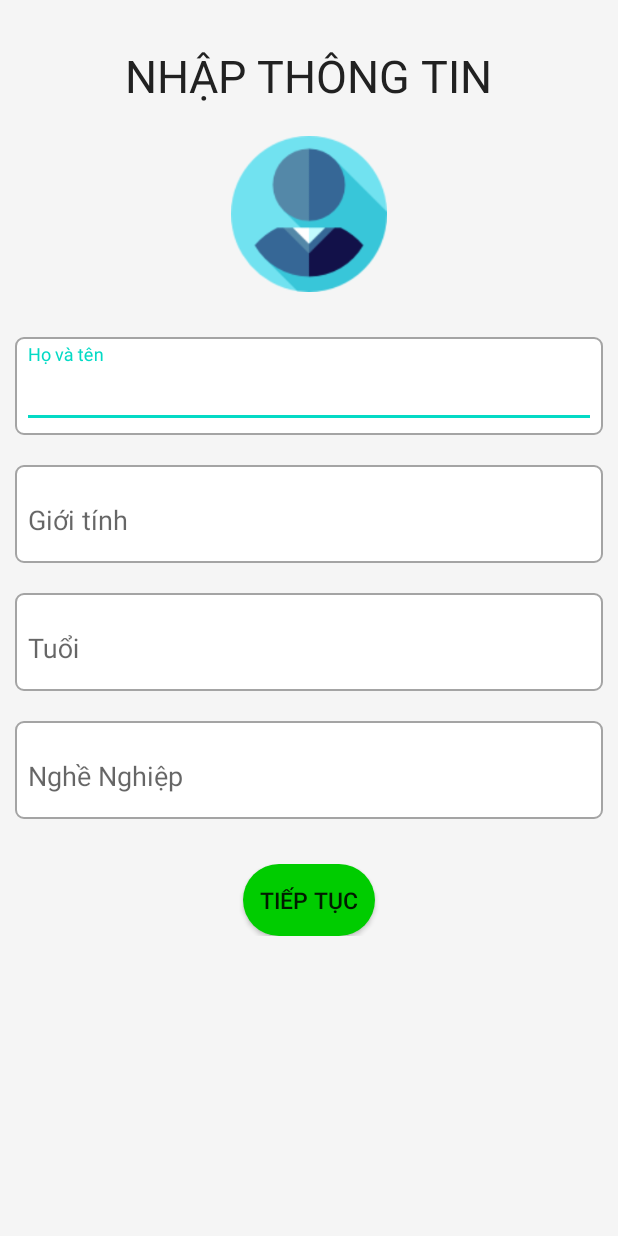
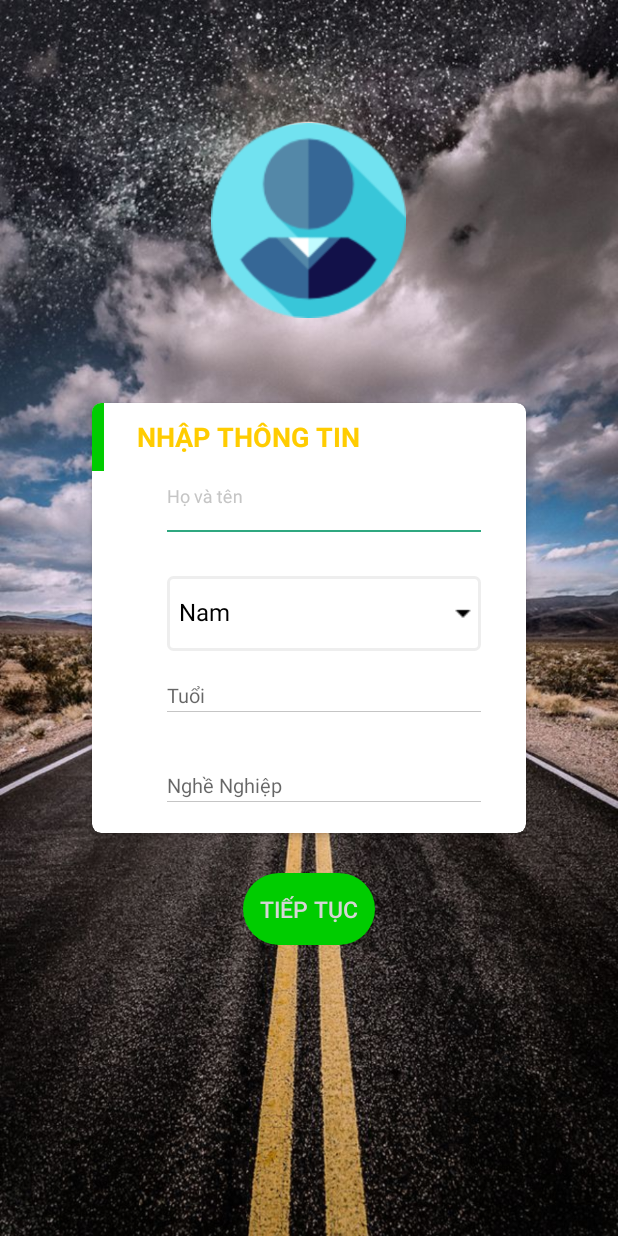
Before and after one commit to Chienpt35/HiiChat, an Android app: the EnterInforActivity screen opened directly, with no data from a screen before it, on a phone screen of 412 x 824 dp. Run offline under Robolectric (Android 15) with nearby library versions, the phone set to English and light mode, and no system bars; our stand-ins replace Firebase (no records; nobody signed in at launch, a user with empty details on screens opened directly); libraries missing offline, so code that uses them is left out: com.yarolegovich.lovelydialog; 1 statement that could not run was skipped.

Commit message:
edit enter info

```diff
--- a/HiiChat/app/src/main/java/com/example/hiichat/Fragment/UserProfileFragment.java
+++ b/HiiChat/app/src/main/java/com/example/hiichat/Fragment/UserProfileFragment.java
@@ -381,12 +381,7 @@ public class UserProfileFragment extends Fragment {
                             new LovelyInfoDialog(context) {
                                 @Override
                                 public LovelyInfoDialog setConfirmButtonText(String text) {
-                                    findView(com.yarolegovich.lovelydialog.R.id.ld_btn_confirm).setOnClickListener(new View.OnClickListener() {
-                                        @Override
-                                        public void onClick(View view) {
-                                            dismiss();
-                                        }
-                                    });
+                                    findView(com.yarolegovich.lovelydialog.R.id.ld_btn_confirm).setOnClickListener(view -> dismiss());
                                     return super.setConfirmButtonText(text);
                                 }
                             }
--- a/HiiChat/app/src/main/java/com/example/hiichat/UI/EnterInforActivity.java
+++ b/HiiChat/app/src/main/java/com/example/hiichat/UI/EnterInforActivity.java
@@ -13,9 +13,12 @@ import android.graphics.BitmapFactory;
 import android.os.Bundle;
 import android.util.Log;
 import android.view.View;
+import android.widget.AdapterView;
+import android.widget.ArrayAdapter;
 import android.widget.Button;
 import android.widget.EditText;
 import android.widget.ImageView;
+import android.widget.Spinner;
 import android.widget.Toast;
 
 import com.example.hiichat.Data.SharedPreferenceHelper;
@@ -39,10 +42,10 @@ import com.yarolegovich.lovelydialog.LovelyProgressDialog;
 
 import java.io.FileNotFoundException;
 import java.io.InputStream;
+import java.util.ArrayList;
 
 public class EnterInforActivity extends AppCompatActivity {
     private ImageView imgAvatar;
-    private EditText edtGioiTinh;
     private EditText edtTuoi;
     private EditText edt_name;
     private Button btnNext;
@@ -50,10 +53,11 @@ public class EnterInforActivity extends AppCompatActivity {
     private User myAccount;
     private LovelyProgressDialog waitingDialog;
     private DatabaseReference userDB;
-    private TextInputLayout tipGioiTinh;
     private TextInputLayout tipTuoi;
     private TextInputLayout tip_name;
-
+    private Spinner spinnerGioiTinh;
+    private String gioiTinh;
+    private ArrayList<String> stringArrayList;
 
 
     @Override
@@ -66,14 +70,15 @@ public class EnterInforActivity extends AppCompatActivity {
 
     private void initView() {
         imgAvatar = (ImageView) findViewById(R.id.img_avatar);
-        edtGioiTinh = (EditText) findViewById(R.id.edt_gioiTinh);
         edtTuoi = (EditText) findViewById(R.id.edt_tuoi);
         edt_name = (EditText) findViewById(R.id.edt_name);
         btnNext = (Button) findViewById(R.id.btnNext);
         waitingDialog = new LovelyProgressDialog(this);
-        tipGioiTinh = (TextInputLayout) findViewById(R.id.tipGioiTinh);
         tipTuoi = (TextInputLayout) findViewById(R.id.tipTuoi);
         tip_name = (TextInputLayout) findViewById(R.id.tip_name);
+        spinnerGioiTinh = (Spinner) findViewById(R.id.spinnerGioiTinh);
+        stringArrayList = new ArrayList<>();
+        setUpSpinner();
         myAccount = new User();
 
         btnNext.setOnClickListener(new View.OnClickListener() {
@@ -91,16 +96,29 @@ public class EnterInforActivity extends AppCompatActivity {
         });
     }
 
+    private void setUpSpinner() {
+        stringArrayList.add("Nam");
+        stringArrayList.add("Nữ");
+        stringArrayList.add("Khác");
+        ArrayAdapter arrayAdapter = new ArrayAdapter<>(this, R.layout.support_simple_spinner_dropdown_item, stringArrayList);
+        spinnerGioiTinh.setAdapter(arrayAdapter);
+        spinnerGioiTinh.setOnItemSelectedListener(new AdapterView.OnItemSelectedListener() {
+            @Override
+            public void onItemSelected(AdapterView<?> parent, View view, int position, long id) {
+                gioiTinh = stringArrayList.get(position);
+            }
+
+            @Override
+            public void onNothingSelected(AdapterView<?> parent) {
+
+            }
+        });
+    }
+
     private void saveUserFirebase() {
-        final String gioiTinh = edtGioiTinh.getText().toString().trim();
         final String tuoi = edtTuoi.getText().toString().trim();
         final String name = edt_name.getText().toString().trim();
 
-        if (gioiTinh.isEmpty()){
-            tipGioiTinh.setError("Không được để trống !!!");
-        }else {
-            tipGioiTinh.setError("");
-        }
         if (tuoi.isEmpty()){
             tipTuoi.setError("Không được để trống !!!");
         }else {
@@ -114,24 +132,19 @@ public class EnterInforActivity extends AppCompatActivity {
 
 
 
-        if (!gioiTinh.isEmpty() && !tuoi.isEmpty() && !name.isEmpty()){
+        if (!tuoi.isEmpty() && !name.isEmpty()){
             waitingDialog.setCancelable(false)
                     .setTitle("Loading....")
                     .setTopColorRes(R.color.colorView)
                     .show();
 
             userDB.child("name").setValue(name)
-                    .addOnCompleteListener(new OnCompleteListener<Void>() {
-                        @Override
-                        public void onComplete(@NonNull Task<Void> task) {
+                    .addOnCompleteListener(task -> {
                         if(task.isSuccessful()){
                             myAccount.name = name;
                         }
-                        }
                     })
-                    .addOnFailureListener(new OnFailureListener() {
-                        @Override
-                        public void onFailure(@NonNull Exception e) {
+                    .addOnFailureListener(e -> {
                         Log.d("Update Users", "failed");
                         waitingDialog.dismiss();
                         new LovelyInfoDialog(EnterInforActivity.this)
@@ -139,21 +152,15 @@ public class EnterInforActivity extends AppCompatActivity {
                                 .setTitle("False")
                                 .setMessage("False to update gioiTinh")
                                 .show();
-                        }
                     });
 
             userDB.child("gioiTinh").setValue(gioiTinh)
-                    .addOnCompleteListener(new OnCompleteListener<Void>() {
-                        @Override
-                        public void onComplete(@NonNull Task<Void> task) {
+                    .addOnCompleteListener(task -> {
                         if(task.isSuccessful()){
                             myAccount.gioiTinh = gioiTinh;
                         }
-                        }
                     })
-                    .addOnFailureListener(new OnFailureListener() {
-                        @Override
-                        public void onFailure(@NonNull Exception e) {
+                    .addOnFailureListener(e -> {
                         Log.d("Update Users", "failed");
                         waitingDialog.dismiss();
                         new LovelyInfoDialog(EnterInforActivity.this)
@@ -161,21 +168,15 @@ public class EnterInforActivity extends AppCompatActivity {
                                 .setTitle("False")
                                 .setMessage("False to update gioiTinh")
                                 .show();
-                        }
                     });
 
             userDB.child("tuoi").setValue(tuoi)
-                    .addOnCompleteListener(new OnCompleteListener<Void>() {
-                        @Override
-                        public void onComplete(@NonNull Task<Void> task) {
+                    .addOnCompleteListener(task -> {
                         if(task.isSuccessful()){
                             myAccount.tuoi = tuoi;
                         }
-                        }
                     })
-                    .addOnFailureListener(new OnFailureListener() {
-                        @Override
-                        public void onFailure(@NonNull Exception e) {
+                    .addOnFailureListener(e -> {
                         Log.d("Update Users", "failed");
                         waitingDialog.dismiss();
                         new LovelyInfoDialog(EnterInforActivity.this)
@@ -183,7 +184,6 @@ public class EnterInforActivity extends AppCompatActivity {
                                 .setTitle("False")
                                 .setMessage("False to update tuoi")
                                 .show();
-                        }
                     });
 
             userDB.addListenerForSingleValueEvent(new ValueEventListener() {
@@ -196,12 +196,9 @@ public class EnterInforActivity extends AppCompatActivity {
                                 .setCancelable(false)
                                 .setTitle("Success")
                                 .setMessage("Update Users successfully!")
-                                .setPositiveButton("OK", new DialogInterface.OnClickListener() {
-                                    @Override
-                                    public void onClick(DialogInterface dialog, int which) {
+                                .setPositiveButton("OK", (dialog, which) -> {
                                     startActivity(new Intent(EnterInforActivity.this, MainActivity.class));
                                     EnterInforActivity.this.finish();
-                                    }
                                 })
                                 .create().show();
                         SharedPreferenceHelper preferenceHelper = SharedPreferenceHelper.getInstance(EnterInforActivity.this);
@@ -224,15 +221,12 @@ public class EnterInforActivity extends AppCompatActivity {
         new AlertDialog.Builder(this)
                 .setTitle("Avatar")
                 .setMessage("Are you sure want to change avatar profile?")
-                .setPositiveButton(android.R.string.ok, new DialogInterface.OnClickListener() {
-                    @Override
-                    public void onClick(DialogInterface dialogInterface, int i) {
+                .setPositiveButton(android.R.string.ok, (dialogInterface, i) -> {
                     Intent intent = new Intent();
                     intent.setType("image/*");
                     intent.setAction(Intent.ACTION_PICK);
                     startActivityForResult(Intent.createChooser(intent, "Select Picture"), PICK_IMAGE);
                     dialogInterface.dismiss();
-                    }
                 })
                 .setNegativeButton(android.R.string.cancel, new DialogInterface.OnClickListener() {
                     @Override
--- /dev/null
+++ b/HiiChat/app/src/main/res/drawable/spinner_background_2.xml
@@ -0,0 +1,22 @@
+<?xml version="1.0" encoding="utf-8"?>
+<selector xmlns:android="http://schemas.android.com/apk/res/android">
+    <item><layer-list>
+        <item>
+            <shape>
+                <solid
+                    android:color="@color/colorWhite">
+                </solid>
+
+                <corners android:radius="3dp" />
+
+                <stroke
+                    android:width="2dp"
+                    android:color="@color/grey_200"/>
+            </shape>
+        </item>
+        <item >
+            <bitmap android:gravity="right"
+                android:src="@drawable/ic_arrow_drop_down_black_24dp" />
+        </item>
+    </layer-list></item>
+</selector>
--- a/HiiChat/app/src/main/res/layout/activity_enter_infor.xml
+++ b/HiiChat/app/src/main/res/layout/activity_enter_infor.xml
@@ -1,5 +1,5 @@
 <?xml version="1.0" encoding="utf-8"?>
-<LinearLayout
+<RelativeLayout
     xmlns:android="http://schemas.android.com/apk/res/android"
     xmlns:app="http://schemas.android.com/apk/res-auto"
     xmlns:tools="http://schemas.android.com/tools"
@@ -7,90 +7,161 @@
     android:layout_height="match_parent"
     tools:context=".UI.EnterInforActivity"
     android:orientation="vertical"
-    android:background="@color/grey_100">
+    android:background="@drawable/background_enter_info">
 
+    <ImageView
+        android:id="@+id/img_avatar"
+        android:layout_width="130dp"
+        android:layout_height="130dp"
+        android:src="@drawable/default_avata"
+        android:background="#00000000"
+        android:layout_marginBottom="50dp"
+        android:layout_centerHorizontal="true"
+        android:layout_above="@+id/cardView"/>
+    <androidx.cardview.widget.CardView
+        android:id="@+id/cardView"
+        android:layout_width="300dp"
+        android:layout_height="300dp"
+        android:layout_centerInParent="true"
+        app:cardCornerRadius="6dp"
+        app:cardElevation="3dp"
+        app:cardUseCompatPadding="true">
+        <LinearLayout
+            android:layout_width="match_parent"
+            android:layout_height="match_parent"
+            android:orientation="vertical">
+            <RelativeLayout
+                android:layout_width="match_parent"
+                android:layout_height="45dp">
+                <View
+                    android:layout_width="8dp"
+                    android:layout_height="match_parent"
+                    android:layout_alignParentStart="true"
+                    android:background="@color/colorView"/>
                 <TextView
+                    android:id="@+id/label_enter"
                     android:layout_width="wrap_content"
                     android:layout_height="wrap_content"
                     android:text="NHẬP THÔNG TIN"
-        android:layout_gravity="center"
-        android:textSize="30dp"
-        android:textColor="@color/grey_800"
-        android:layout_marginTop="30dp"/>
-    <ImageView
-        android:id="@+id/img_avatar"
-        android:layout_gravity="center"
-        android:layout_width="104dp"
-        android:layout_height="104dp"
-        android:src="@drawable/default_avata"
-        android:background="#00000000"
-        android:layout_marginTop="20dp"/>
+                    android:layout_marginStart="30dp"
+                    android:layout_centerVertical="true"
+                    android:textSize="@dimen/textLogin"
+                    android:textColor="@color/colortextLogin"
+                    android:textStyle="bold"/>
+            </RelativeLayout>
+        <LinearLayout
+            android:layout_width="match_parent"
+            android:layout_height="50dp"
+            android:layout_marginTop="10dp"
+            android:orientation="horizontal"
+            android:paddingEnd="30dp"
+            android:paddingStart="50dp">
                 <com.google.android.material.textfield.TextInputLayout
                     android:id="@+id/tip_name"
                     android:layout_width="match_parent"
                     android:layout_height="wrap_content"
-        android:layout_marginTop="30dp"
-        android:layout_marginLeft="10dp"
-        android:layout_marginRight="10dp"
-        android:layout_marginBottom="10dp"
-        android:background="@drawable/bogoc_edittext">
+                    app:hintTextColor="@color/colortextHint">
                     <EditText
                         android:id="@+id/edt_name"
                         android:layout_width="match_parent"
                         android:layout_height="wrap_content"
                         android:hint="Họ và tên"
-            android:backgroundTint="@android:color/transparent"
-            android:textColor="@color/colortextEmail"/>
+                        android:background="@drawable/selector_bg_edit"
+                        android:paddingBottom="2dp"
+                        android:textColor="@color/colortextEmail"
+                        android:textCursorDrawable="@drawable/bg_input_cursor"
+                        android:textSize="13sp"/>
                 </com.google.android.material.textfield.TextInputLayout>
-    <com.google.android.material.textfield.TextInputLayout
-        android:id="@+id/tipGioiTinh"
+        </LinearLayout>
+        <LinearLayout
+            android:layout_width="match_parent"
+            android:layout_height="50dp"
+            android:layout_marginTop="10dp"
+            android:orientation="vertical"
+            android:paddingEnd="30dp"
+            android:paddingStart="50dp">
+<!--                <com.google.android.material.textfield.TextInputLayout-->
+<!--                    android:id="@+id/tipGioiTinh"-->
+<!--                    android:layout_width="match_parent"-->
+<!--                    android:layout_height="wrap_content"-->
+<!--                   app:hintTextColor="@color/colortextHint">-->
+<!--                    <EditText-->
+<!--                        android:id="@+id/edt_gioiTinh"-->
+<!--                        android:layout_width="match_parent"-->
+<!--                        android:layout_height="wrap_content"-->
+<!--                        android:hint="Giới tính"-->
+<!--                        android:background="@drawable/selector_bg_edit"-->
+<!--                        android:paddingBottom="2dp"-->
+<!--                        android:textColor="@color/colortextEmail"-->
+<!--                        android:textCursorDrawable="@drawable/bg_input_cursor"-->
+<!--                        android:textSize="13sp"/>-->
+<!--                </com.google.android.material.textfield.TextInputLayout>-->
+            <Spinner
+                android:id="@+id/spinnerGioiTinh"
                 android:layout_width="match_parent"
                 android:layout_height="wrap_content"
-        android:layout_margin="10dp"
-        android:background="@drawable/bogoc_edittext">
-        <EditText
-            android:id="@+id/edt_gioiTinh"
+                android:paddingBottom="2dp"
+                android:background="@drawable/spinner_background_2"/>
+        </LinearLayout>
+            <LinearLayout
                 android:layout_width="match_parent"
-            android:layout_height="wrap_content"
-            android:hint="Giới tính"
-            android:backgroundTint="@android:color/transparent"
-            android:textColor="@color/colortextEmail"/>
-    </com.google.android.material.textfield.TextInputLayout>
+                android:layout_height="50dp"
+                android:layout_marginTop="10dp"
+                android:orientation="horizontal"
+                android:paddingEnd="30dp"
+                android:paddingStart="50dp">
                     <com.google.android.material.textfield.TextInputLayout
                         android:id="@+id/tipTuoi"
                         android:layout_width="match_parent"
                         android:layout_height="wrap_content"
-        android:layout_margin="10dp"
-        android:background="@drawable/bogoc_edittext">
+                        app:hintTextColor="@color/colortextHint">
                         <EditText
                             android:id="@+id/edt_tuoi"
                             android:layout_width="match_parent"
                             android:layout_height="wrap_content"
                             android:hint="Tuổi"
-            android:backgroundTint="@android:color/transparent"
+                            android:background="@drawable/selector_bg_edit"
+                            android:paddingBottom="2dp"
                             android:textColor="@color/colortextEmail"
-            android:inputType="number"/>
+                            android:textCursorDrawable="@drawable/bg_input_cursor"
+                            android:textSize="13sp"/>
                     </com.google.android.material.textfield.TextInputLayout>
+
+            </LinearLayout>
+            <LinearLayout
+                android:layout_width="match_parent"
+                android:layout_height="50dp"
+                android:layout_marginTop="10dp"
+                android:orientation="horizontal"
+                android:paddingEnd="30dp"
+                android:paddingStart="50dp">
                 <com.google.android.material.textfield.TextInputLayout
                     android:layout_width="match_parent"
                     android:layout_height="wrap_content"
-        android:layout_margin="10dp"
-        android:background="@drawable/bogoc_edittext">
+                    app:hintTextColor="@color/colortextHint">
                     <EditText
                         android:layout_width="match_parent"
                         android:layout_height="wrap_content"
                         android:hint="Nghề Nghiệp"
-            android:backgroundTint="@android:color/transparent"
-            android:textColor="@color/colortextEmail"/>
+                        android:background="@drawable/selector_bg_edit"
+                        android:paddingBottom="2dp"
+                        android:textColor="@color/colortextEmail"
+                        android:textCursorDrawable="@drawable/bg_input_cursor"
+                        android:textSize="13sp"/>
                 </com.google.android.material.textfield.TextInputLayout>
 
+            </LinearLayout>
+
+        </LinearLayout>
+    </androidx.cardview.widget.CardView>
+
     <LinearLayout
-        android:layout_width="match_parent"
+        android:layout_width="wrap_content"
         android:layout_height="wrap_content"
         android:orientation="horizontal"
-        android:gravity="center"
-        android:layout_marginTop="20dp"
-        android:layout_marginBottom="10dp">
+        android:layout_centerHorizontal="true"
+        android:layout_below="@+id/cardView"
+        android:layout_marginTop="20dp">
         <Button
             android:id="@+id/btnNext"
             android:layout_width="wrap_content"
@@ -98,6 +169,7 @@
             android:text="Tiếp tục"
             android:background="@drawable/botron_edittext"
             android:backgroundTint="@color/colorView"
-            android:textSize="15dp"/>
+            android:textSize="15dp"
+            android:textColor="@color/white"/>
     </LinearLayout>
-</LinearLayout>
+</RelativeLayout>
```
Also changed, not shown: HiiChat/app/src/main/res/drawable/background_enter_info.jpg (added). Lines whose indentation alone changed are shown as unchanged.
